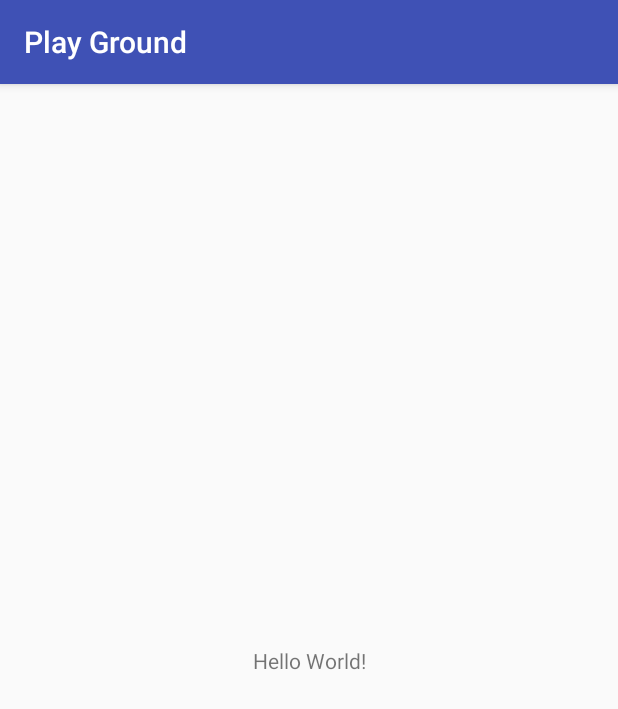
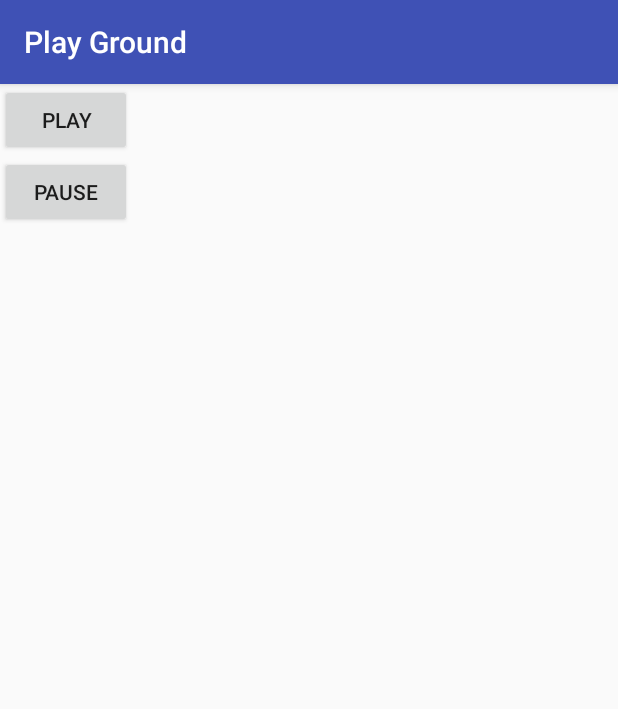
Before and after one commit to zhumo/PlayGround, an Android app: the screen it shows after launch (MainActivity), on a phone screen of 412 x 824 dp. Shown: the top 709 px of the screen. Run offline under Robolectric (Android 15) with nearby library versions, the phone set to English and light mode, and no system bars.

Commit message:
fooling around with playing and pausing a song

```diff
--- a/app/src/main/java/com/example/android/playground/MainActivity.java
+++ b/app/src/main/java/com/example/android/playground/MainActivity.java
@@ -1,13 +1,26 @@
 package com.example.android.playground;
 
+import android.media.MediaPlayer;
 import android.support.v7.app.AppCompatActivity;
 import android.os.Bundle;
+import android.view.View;
 
 public class MainActivity extends AppCompatActivity {
+
+    MediaPlayer player;
 
     @Override
     protected void onCreate(Bundle savedInstanceState) {
         super.onCreate(savedInstanceState);
         setContentView(R.layout.activity_main);
+        player = MediaPlayer.create(this, R.raw.mozart_concerto_4);
     }
+
+    public void playMusic(View view) {
+        player.start();
+    }
+
+    public void pauseMusic(View view) {
+        player.pause();
+    }7
 }
--- a/app/src/main/res/layout/activity_main.xml
+++ b/app/src/main/res/layout/activity_main.xml
@@ -1,18 +1,21 @@
 <?xml version="1.0" encoding="utf-8"?>
-<android.support.constraint.ConstraintLayout xmlns:android="http://schemas.android.com/apk/res/android"
+<LinearLayout xmlns:android="http://schemas.android.com/apk/res/android"
     xmlns:app="http://schemas.android.com/apk/res-auto"
     xmlns:tools="http://schemas.android.com/tools"
     android:layout_width="match_parent"
     android:layout_height="match_parent"
+    android:orientation="vertical"
     tools:context="com.example.android.playground.MainActivity">
 
-    <TextView
+    <Button
         android:layout_width="wrap_content"
         android:layout_height="wrap_content"
-        android:text="Hello World!"
-        app:layout_constraintBottom_toBottomOf="parent"
-        app:layout_constraintLeft_toLeftOf="parent"
-        app:layout_constraintRight_toRightOf="parent"
-        app:layout_constraintTop_toTopOf="parent" />
+        android:text="Play"
+        android:onClick="playMusic"/>
+    <Button
+        android:layout_width="wrap_content"
+        android:layout_height="wrap_content"
+        android:text="Pause"
+        android:onClick="pauseMusic"/>
 
-</android.support.constraint.ConstraintLayout>
+</LinearLayout>
```
Also changed, not shown: 1 other file.
